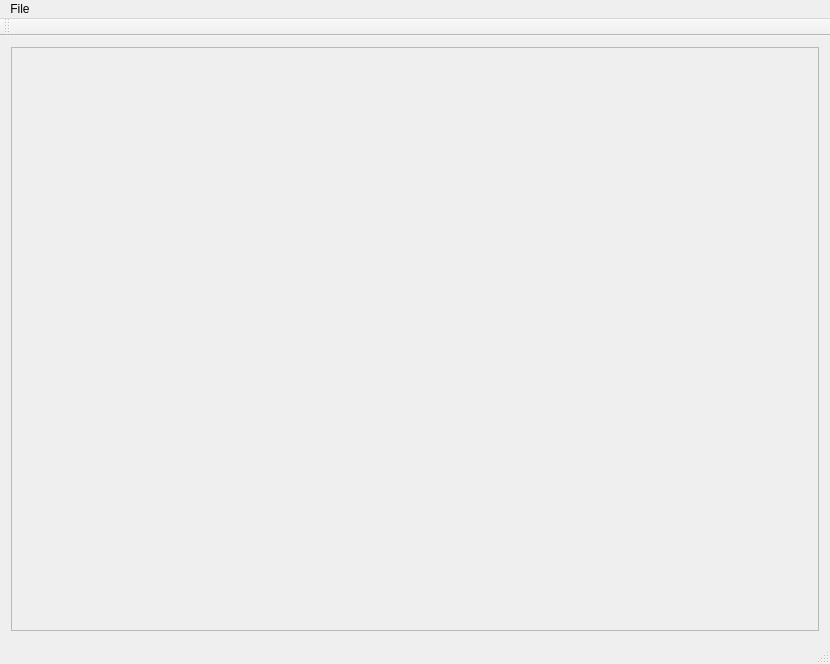
Above: chain/main_window.ui from Elbagast/Dont_Break_The_Chain before the change. Below: the same form after it.
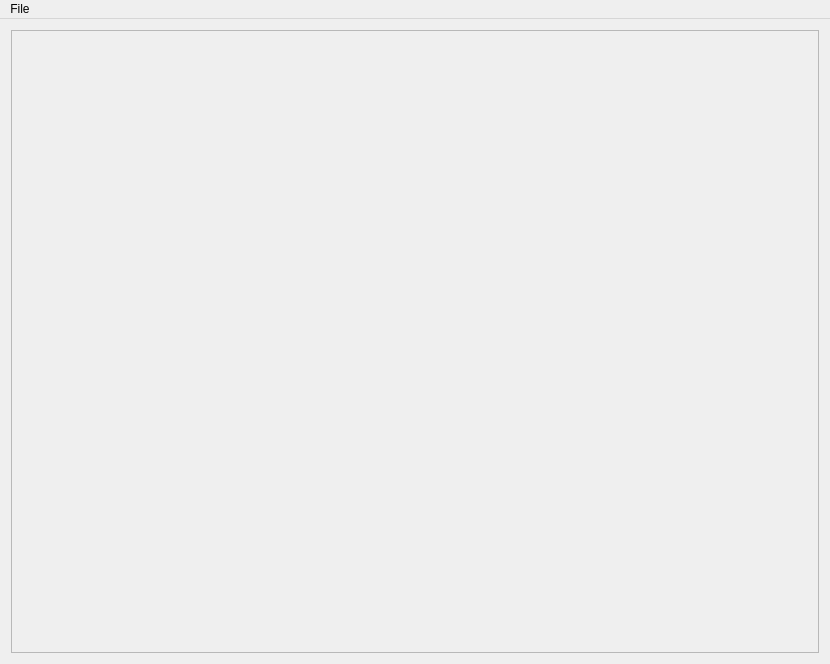
That is the form after the change.

```diff
--- a/chain/main_window.ui
+++ b/chain/main_window.ui
@@ -26,7 +26,7 @@
          <x>0</x>
          <y>0</y>
          <width>810</width>
-         <height>591</height>
+         <height>623</height>
         </rect>
        </property>
       </widget>
@@ -53,15 +53,6 @@
    </widget>
    <addaction name="menuFile"/>
   </widget>
-  <widget class="QToolBar" name="mainToolBar">
-   <attribute name="toolBarArea">
-    <enum>TopToolBarArea</enum>
-   </attribute>
-   <attribute name="toolBarBreak">
-    <bool>false</bool>
-   </attribute>
-  </widget>
-  <widget class="QStatusBar" name="statusBar"/>
   <action name="action_New_Chain">
    <property name="text">
     <string>New Chain</string>
```
